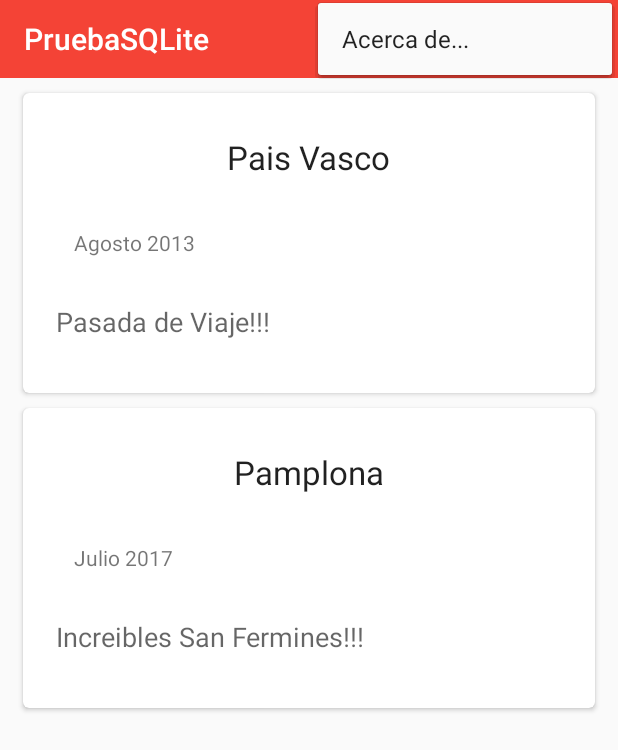
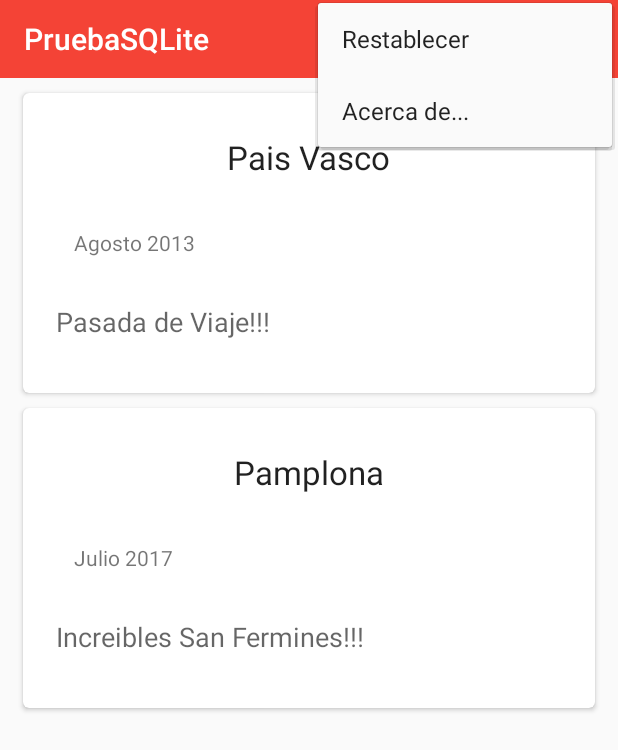
Before and after one commit to javpej/PruebaSQLite, an Android app: the screen it shows after launch (MainActivity), with the options menu open, on a phone screen of 412 x 824 dp. Shown: the top 750 px of the screen. Run offline under Robolectric (Android 15) with nearby library versions, the phone set to English and light mode, and no system bars.

Commit message:
Funcion Restablecer implementada

```diff
--- /dev/null
+++ b/app/src/main/res/drawable/ic_warning.xml
@@ -0,0 +1,9 @@
+<vector xmlns:android="http://schemas.android.com/apk/res/android"
+        android:width="24dp"
+        android:height="24dp"
+        android:viewportWidth="24.0"
+        android:viewportHeight="24.0">
+    <path
+        android:fillColor="#FF000000"
+        android:pathData="M1,21h22L12,2 1,21zM13,18h-2v-2h2v2zM13,14h-2v-4h2v4z"/>
+</vector>
--- a/app/src/main/res/menu/menu_principal.xml
+++ b/app/src/main/res/menu/menu_principal.xml
@@ -1,6 +1,13 @@
 <?xml version="1.0" encoding="utf-8"?>
 <menu xmlns:android="http://schemas.android.com/apk/res/android"
     xmlns:app="http://schemas.android.com/apk/res-auto">
+
+    <item
+        android:id="@+id/restore_action"
+        android:title="Restablecer"
+        app:showAsAction="never">
+
+    </item>
 
     <item
         android:id="@+id/about_action"
```
Also changed, not shown: app/src/main/java/com/example/javi/pruebasqlite/MainActivity.java (+47 -3 lines).
